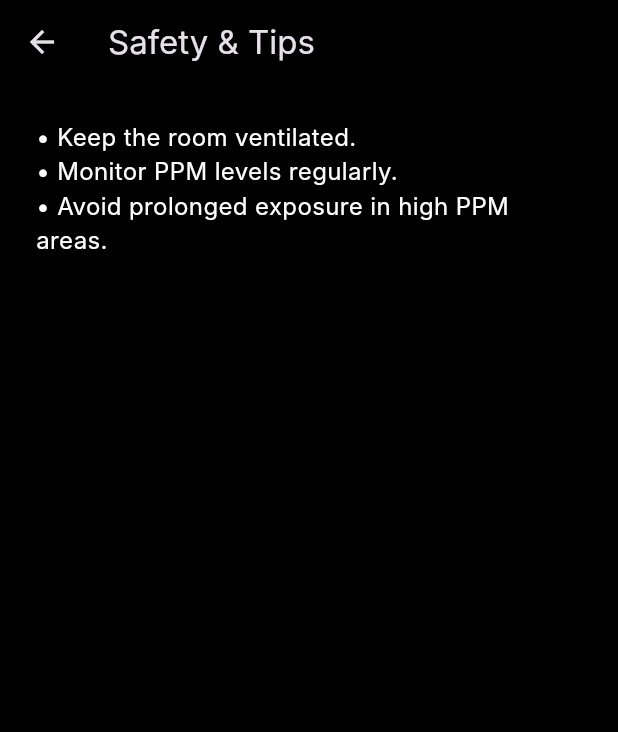
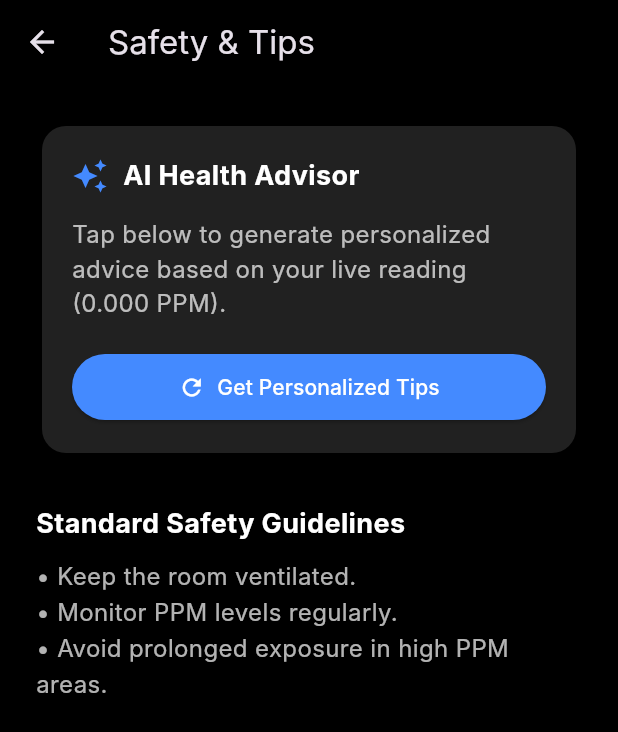
Before and after one commit to Catsarepro21/DukeIgnite-Flutter, a Flutter app: the TipsScreen screen opened directly, on a phone screen of 412 x 824 dp. Shown: the top 732 px of the screen. Run offline on Flutter 3.47's test engine with Material 3 defaults, Android fonts, the phone set to English and light mode, and no system bars; our stand-ins replace flutter_dotenv, google_generative_ai, package_info_plus, permission_handler; missing offline and left inert: universal_ble; Roboto replaces fonts that are missing (Inter).

Commit message:
Fix iOS built-in UUID shortening and add AI Tips via Gemini

```diff
--- a/lib/models/sensor_data.dart
+++ b/lib/models/sensor_data.dart
@@ -1,4 +1,4 @@
-import 'package:flutter/foundation.dart';
+import 'package:flutter/material.dart';
 
 /// Holds all real-time state from the BLE sensor and notifies listeners
 /// on any change. PPM is updated by [RealBleService] via BLE notifications —
@@ -15,6 +15,16 @@ class SensorData extends ChangeNotifier {
   int get volume => _volume;
   double get ppmThreshold => _ppmThreshold;
   int get lcdContrast => _lcdContrast;
+
+  Color get alertColor {
+    if (_ppm < 0.1) return Colors.greenAccent;
+    if (_ppm < _ppmThreshold) return Colors.orangeAccent;
+    return Colors.redAccent;
+  }
+
+  bool get ventilationWarning {
+    return _ppm >= _ppmThreshold;
+  }
 
   void setConnectionStatus(bool status) {
     if (_isConnected == status) return;
--- a/lib/screens/tips_screen.dart
+++ b/lib/screens/tips_screen.dart
@@ -1,7 +1,59 @@
 import 'package:flutter/material.dart';
+import 'package:provider/provider.dart';
+import '../models/sensor_data.dart';
+import '../services/gemini_service.dart';
 
-class TipsScreen extends StatelessWidget {
+class TipsScreen extends StatefulWidget {
   const TipsScreen({super.key});
+
+  @override
+  State<TipsScreen> createState() => _TipsScreenState();
+}
+
+class _TipsScreenState extends State<TipsScreen> {
+  String _geminiTips = "";
+  bool _isGenerating = false;
+
+  void _generateTips(double currentPpm) {
+    if (_isGenerating) return;
+
+    setState(() {
+      _isGenerating = true;
+      _geminiTips = "";
+    });
+
+    try {
+      GeminiService.instance.getSafetyTipsStream(currentPpm).listen(
+        (chunk) {
+          if (mounted) {
+            setState(() {
+              _geminiTips += chunk;
+            });
+          }
+        },
+        onDone: () {
+          if (mounted) {
+            setState(() {
+              _isGenerating = false;
+            });
+          }
+        },
+        onError: (e) {
+          if (mounted) {
+            setState(() {
+              _geminiTips = "Error generating tips: $e";
+              _isGenerating = false;
+            });
+          }
+        },
+      );
+    } catch (e) {
+      setState(() {
+        _isGenerating = false;
+        _geminiTips = "Failed to initialize Gemini: $e";
+      });
+    }
+  }
 
   @override
   Widget build(BuildContext context) {
@@ -11,13 +63,76 @@ class TipsScreen extends StatelessWidget {
         backgroundColor: Colors.black,
       ),
       backgroundColor: Colors.black,
-      body: const Padding(
-        padding: EdgeInsets.all(24),
-        child: Text(
-          '• Keep the room ventilated.\n'
-          '• Monitor PPM levels regularly.\n'
-          '• Avoid prolonged exposure in high PPM areas.',
-          style: TextStyle(color: Colors.white, fontSize: 16),
+      body: SingleChildScrollView(
+        padding: const EdgeInsets.all(24),
+        child: Column(
+          crossAxisAlignment: CrossAxisAlignment.stretch,
+          children: [
+            // AI Tips Card
+            Consumer<SensorData>(
+              builder: (context, sensorData, child) {
+                return Card(
+                  color: Colors.grey[900],
+                  shape: RoundedRectangleBorder(borderRadius: BorderRadius.circular(16)),
+                  child: Padding(
+                    padding: const EdgeInsets.all(20),
+                    child: Column(
+                      crossAxisAlignment: CrossAxisAlignment.stretch,
+                      children: [
+                        Row(
+                          children: [
+                            const Icon(Icons.auto_awesome, color: Colors.blueAccent),
+                            const SizedBox(width: 10),
+                            const Text(
+                              'AI Health Advisor',
+                              style: TextStyle(
+                                  color: Colors.white,
+                                  fontSize: 18,
+                                  fontWeight: FontWeight.bold),
+                            ),
+                          ],
+                        ),
+                        const SizedBox(height: 15),
+                        Text(
+                          _geminiTips.isEmpty
+                              ? 'Tap below to generate personalized advice based on your live reading (${sensorData.ppm.toStringAsFixed(3)} PPM).'
+                              : _geminiTips,
+                          style: const TextStyle(color: Colors.white70, fontSize: 16),
+                        ),
+                        const SizedBox(height: 20),
+                        ElevatedButton.icon(
+                          onPressed: _isGenerating ? null : () => _generateTips(sensorData.ppm),
+                          icon: _isGenerating
+                            ? const SizedBox(width: 16, height: 16, child: CircularProgressIndicator(strokeWidth: 2, color: Colors.white54))
+                            : const Icon(Icons.refresh),
+                          label: Text(_isGenerating ? 'Generating...' : 'Get Personalized Tips'),
+                          style: ElevatedButton.styleFrom(
+                            backgroundColor: Colors.blueAccent,
+                            foregroundColor: Colors.white,
+                            padding: const EdgeInsets.symmetric(vertical: 12),
+                          ),
+                        ),
+                      ],
+                    ),
+                  ),
+                );
+              },
+            ),
+            const SizedBox(height: 30),
+            // Default Tips
+            const Text(
+              'Standard Safety Guidelines',
+              style: TextStyle(
+                  color: Colors.white, fontSize: 18, fontWeight: FontWeight.bold),
+            ),
+            const SizedBox(height: 10),
+            const Text(
+              '• Keep the room ventilated.\n'
+              '• Monitor PPM levels regularly.\n'
+              '• Avoid prolonged exposure in high PPM areas.',
+              style: TextStyle(color: Colors.white70, fontSize: 16, height: 1.5),
+            ),
+          ],
         ),
       ),
     );
--- /dev/null
+++ b/lib/services/gemini_service.dart
@@ -0,0 +1,45 @@
+import 'package:flutter_dotenv/flutter_dotenv.dart';
+import 'package:google_generative_ai/google_generative_ai.dart';
+import 'dart:async';
+
+class GeminiService {
+  static final GeminiService instance = GeminiService._internal();
+  GeminiService._internal();
+
+  GenerativeModel? _model;
+  bool _isInitialized = false;
+
+  void initialize() {
+    if (_isInitialized) return;
+
+    final apiKey = dotenv.env['GEMINI_API_KEY'];
+    if (apiKey != null && apiKey.isNotEmpty) {
+      _model = GenerativeModel(
+        model: 'gemini-1.5-flash',
+        apiKey: apiKey,
+      );
+      _isInitialized = true;
+    }
+  }
+
+  Stream<String> getSafetyTipsStream(double ppm) async* {
+    if (!_isInitialized || _model == null) {
+       yield "Gemini API key not configured. Add GEMINI_API_KEY to your .env file.";
+       return;
+    }
+
+    final prompt = '''
+      You are an expert indoor air quality advisor embedded in a health and safety app tracking formaldehyde (HCHO) levels.
+      The current live sensor reading is $ppm PPM.
+
+      Briefly explain the health impact of this level (safe is < 0.1 PPM) and provide 3 immediate, practical, and actionable tips for the user in a short, bulleted list.
+      Keep the tone helpful and professional. Do not use markdown headers, just bullet points.
+    ''';
+
+    yield* _model!.generateContentStream([Content.text(prompt)])
+        .map((response) => response.text ?? '')
+        .handleError((error) {
+           return "Error generating tips: \$error";
+        });
+  }
+}
--- a/pubspec.yaml
+++ b/pubspec.yaml
@@ -33,6 +33,8 @@ dependencies:
   permission_handler: ^11.0.1
   universal_ble: ^1.2.0
   package_info_plus: ^8.0.0
+  google_generative_ai: ^0.4.7
+  flutter_dotenv: ^6.0.0
 
 dev_dependencies:
   flutter_test:
```
Also changed, not shown: lib/main.dart (+11 -5 lines), lib/services/real_ble_service.dart (+29 -3 lines), pubspec.lock, 2 other files.
